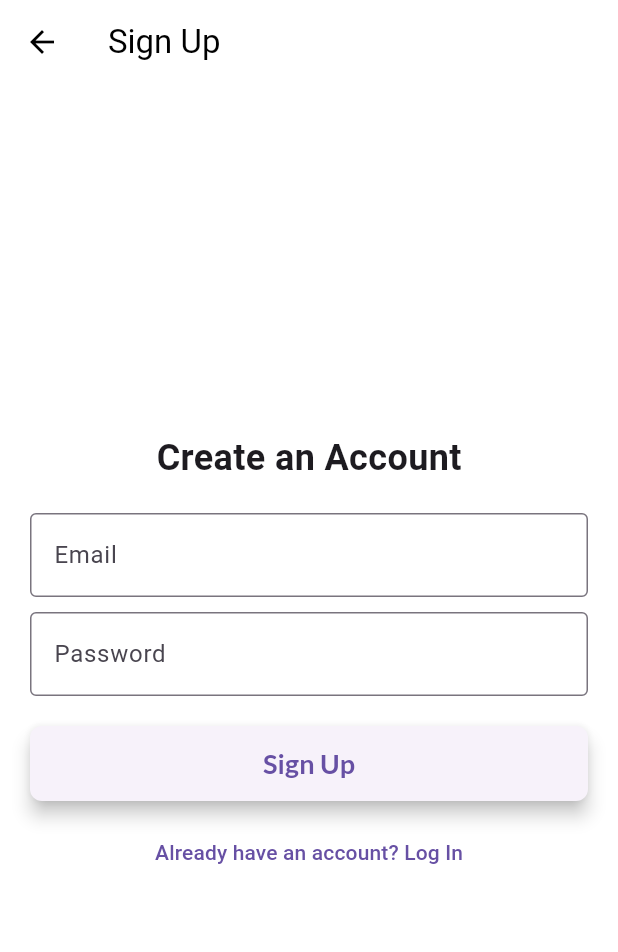
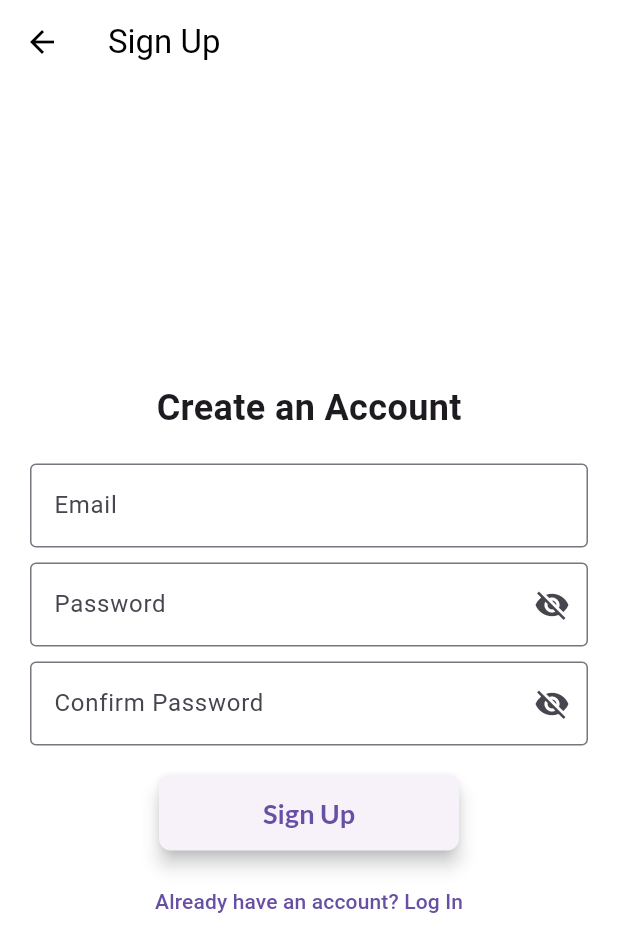
Before and after one commit to Shiyakiliyanni/E-Commerce, a Flutter app: the SignupScreen screen opened directly, on a phone screen of 412 x 824 dp. Shown: the top 952 px of the screen. Run offline on Flutter 3.47's test engine with Material 3 defaults, Android fonts, the phone set to English and light mode, and no system bars; our stand-ins replace cloud_firestore, firebase_auth, firebase_core, flutter_local_notifications, geocoding, geolocator and 5 more; accounts and stored records are empty.

Commit message:
minor changes

```diff
--- a/lib/screens/sign_up_screen.dart
+++ b/lib/screens/sign_up_screen.dart
@@ -1,17 +1,29 @@
+import 'package:cart_project/screens/custom_widgets/custom_button.dart';
+import 'package:cart_project/screens/home_page.dart';
 import 'package:cart_project/services/authentication_service.dart';
+import 'package:firebase_auth/firebase_auth.dart';
 import 'package:flutter/material.dart';
-import 'package:firebase_auth/firebase_auth.dart';
-import 'package:cart_project/screens/home_page.dart';
-import 'package:cart_project/screens/custom_widgets/custom_button.dart';
 
-class SignupScreen extends StatelessWidget {
+class SignupScreen extends StatefulWidget {
+  @override
+  State<SignupScreen> createState() => _SignupScreenState();
+}
+
+class _SignupScreenState extends State<SignupScreen> {
+  GlobalKey<FormState> signUpKey = GlobalKey<FormState>();
   final TextEditingController _emailController = TextEditingController();
   final TextEditingController _passwordController = TextEditingController();
-  final AuthService _authService = AuthService(); // Initialize AuthService
+  final TextEditingController _confirmPasswordController = TextEditingController();
+
+  bool _isPasswordVisible = false; // State to manage password visibility
+  bool _isConfirmPasswordVisible = false; // State to manage confirm password visibility
+
+  final AuthService _authService = AuthService();
 
   @override
   Widget build(BuildContext context) {
     return Scaffold(
+      resizeToAvoidBottomInset: true,
       appBar: AppBar(title: const Text('Sign Up')),
       body: Padding(
         padding: const EdgeInsets.all(20.0),
@@ -23,49 +35,121 @@ class SignupScreen extends StatelessWidget {
               style: TextStyle(fontSize: 24, fontWeight: FontWeight.bold),
             ),
             const SizedBox(height: 20),
-            TextField(
+            Form(
+              key: signUpKey,
+              child: Column(
+                children: [
+                  // Email Field
+                  TextFormField(
                     controller: _emailController,
+                    validator: (value) {
+                      if (value != null && value.trim().isEmpty) {
+                        return 'Please enter email ID';
+                      }
+                      return null;
+                    },
                     decoration: const InputDecoration(
                       labelText: 'Email',
                       border: OutlineInputBorder(),
                     ),
                   ),
                   const SizedBox(height: 10),
-            TextField(
+
+                  // Password Field with Suffix Icon to Toggle Visibility
+                  TextFormField(
                     controller: _passwordController,
-              obscureText: true,
-              decoration: const InputDecoration(
+                    obscureText: !_isPasswordVisible, // Toggle visibility
+                    validator: (value) {
+                      if (value != null && value.trim().isEmpty) {
+                        return 'Please enter Password';
+                      } else if (value!.length < 6) {
+                        return 'Password must be at least 6 characters long';
+                      }
+                      return null;
+                    },
+                    decoration: InputDecoration(
                       labelText: 'Password',
-                border: OutlineInputBorder(),
+                      border: const OutlineInputBorder(),
+                      suffixIcon: IconButton(
+                        icon: Icon(
+                          _isPasswordVisible
+                              ? Icons.visibility
+                              : Icons.visibility_off,
+                        ),
+                        onPressed: () {
+                          setState(() {
+                            _isPasswordVisible = !_isPasswordVisible;
+                          });
+                        },
+                      ),
+                    ),
+                  ),
+                  const SizedBox(height: 10),
+
+                  // Confirm Password Field with Suffix Icon to Toggle Visibility
+                  TextFormField(
+                    controller: _confirmPasswordController,
+                    obscureText: !_isConfirmPasswordVisible, // Toggle visibility
+                    validator: (value) {
+                      if (value != null && value.trim().isEmpty) {
+                        return 'Please confirm password';
+                      } else if (value != _passwordController.text) {
+                        return 'Passwords do not match';
+                      }
+                      return null;
+                    },
+                    decoration: InputDecoration(
+                      labelText: 'Confirm Password',
+                      border: const OutlineInputBorder(),
+                      suffixIcon: IconButton(
+                        icon: Icon(
+                          _isConfirmPasswordVisible
+                              ? Icons.visibility
+                              : Icons.visibility_off,
+                        ),
+                        onPressed: () {
+                          setState(() {
+                            _isConfirmPasswordVisible = !_isConfirmPasswordVisible;
+                          });
+                        },
+                      ),
+                    ),
+                  ),
+                ],
               ),
             ),
             const SizedBox(height: 20),
+
+            // Custom Button for Signup
             CustomButton(
+              width: 200,
               text: 'Sign Up',
               onPressed: () async {
+                if (signUpKey.currentState!.validate()) {
                   String email = _emailController.text.trim();
                   String password = _passwordController.text.trim();
 
                   User? user = await _authService.signUpWithEmail(email, password);
 
                   if (user != null) {
-                  // Navigate to home page on successful signup
                     Navigator.pushReplacement(
                       context,
                       MaterialPageRoute(builder: (context) => const HomeScreen()),
                     );
                   } else {
-                  // Show error if signup fails
                     ScaffoldMessenger.of(context).showSnackBar(
                       SnackBar(content: Text('${_authService.errorMessage}')),
                     );
                   }
+                }
               },
             ),
             const SizedBox(height: 10),
+
+            // Already have an account? Log In
             TextButton(
               onPressed: () {
-                Navigator.pop(context); // Navigate back to login screen
+                Navigator.pop(context);
               },
               child: const Text('Already have an account? Log In'),
             ),
```
Also changed, not shown: lib/screens/login_screen.dart (+65 -13 lines), lib/viewmodel/order_viewmodel.dart (+6 -2 lines). Lines whose indentation alone changed are shown as unchanged.
